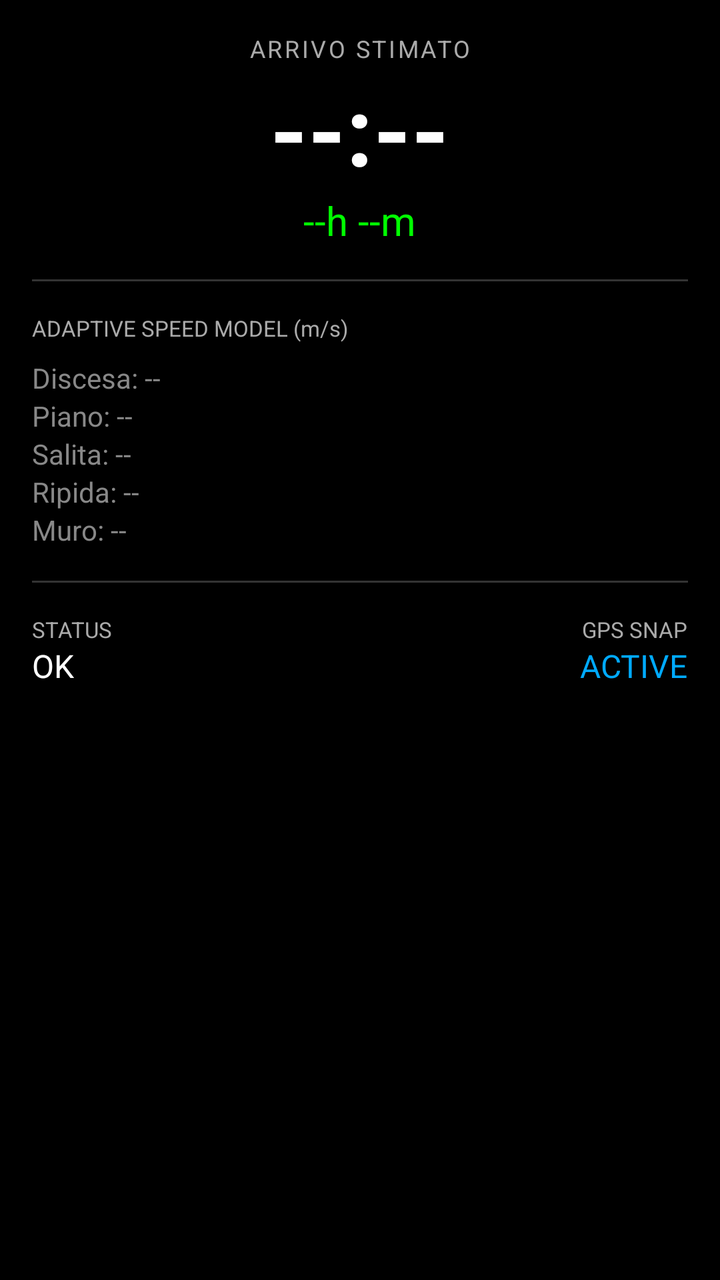
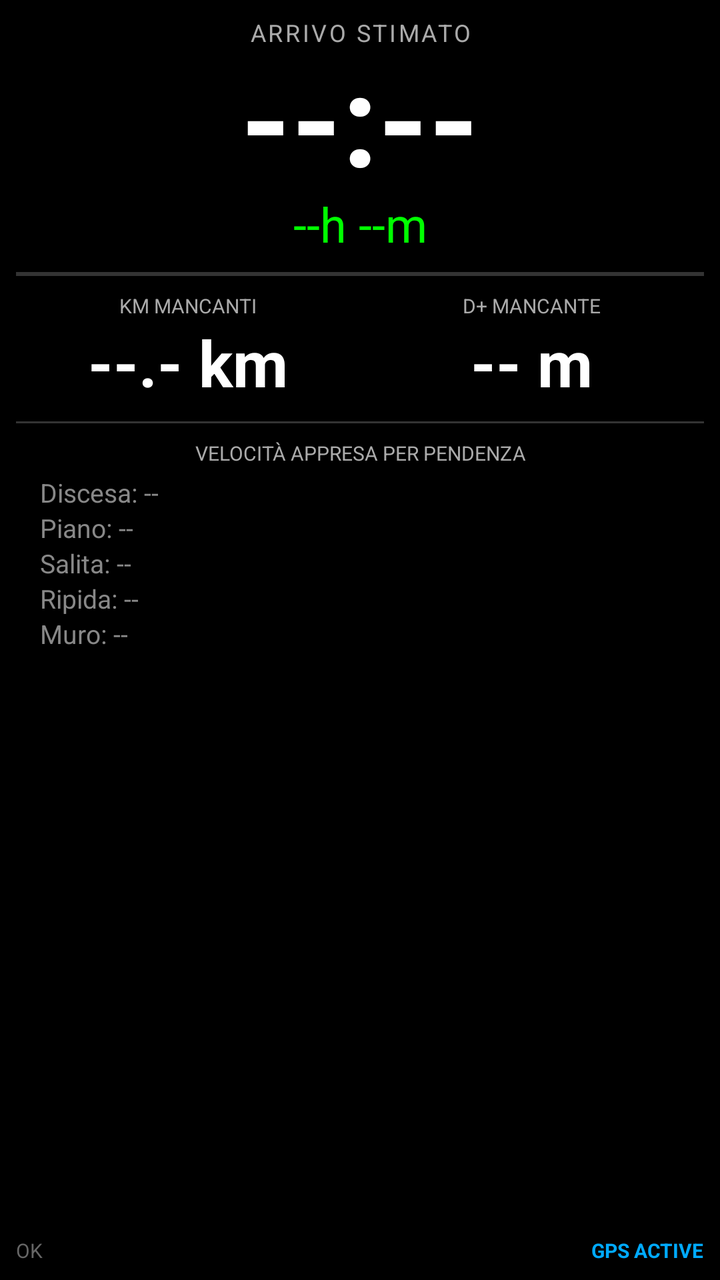

Screens rendered from an Android XML layout before and after an edit, with the pre-edit source and the edit as a unified diff.
<!-- AndroidManifest.xml: application theme Theme.AppCompat.DayNight.NoActionBar -->
<!-- res/layout/view_eta_master.xml -->
<?xml version="1.0" encoding="utf-8"?>
<LinearLayout xmlns:android="http://schemas.android.com/apk/res/android"
    android:layout_width="match_parent"
    android:layout_height="match_parent"
    android:background="#000000"
    android:gravity="center_horizontal"
    android:orientation="vertical"
    android:padding="16dp">

    
    <TextView
        android:layout_width="wrap_content"
        android:layout_height="wrap_content"
        android:text="ARRIVO STIMATO"
        android:textColor="#AAAAAA"
        android:textSize="12sp"
        android:letterSpacing="0.1" />

    <TextView
        android:id="@+id/tv_master_eta"
        android:layout_width="wrap_content"
        android:layout_height="wrap_content"
        android:text="--:--"
        android:textColor="#FFFFFF"
        android:textSize="48sp"
        android:textStyle="bold" />

    <TextView
        android:id="@+id/tv_master_remaining"
        android:layout_width="wrap_content"
        android:layout_height="wrap_content"
        android:text="--h --m"
        android:textColor="#00FF00"
        android:textSize="20sp" />

    
    <TextView
        android:layout_width="match_parent"
        android:layout_height="1dp"
        android:layout_marginTop="16dp"
        android:layout_marginBottom="16dp"
        android:background="#333333" />

    
    <TextView
        android:layout_width="wrap_content"
        android:layout_height="wrap_content"
        android:layout_gravity="start"
        android:text="ADAPTIVE SPEED MODEL (m/s)"
        android:textColor="#AAAAAA"
        android:textSize="11sp"
        android:layout_marginBottom="8dp" />

    <LinearLayout
        android:id="@+id/container_buckets"
        android:layout_width="match_parent"
        android:layout_height="wrap_content"
        android:orientation="vertical">
        <TextView android:id="@+id/tv_b0" android:layout_width="match_parent" android:layout_height="wrap_content" android:text="Discesa: --" android:textColor="#888888" android:textSize="14sp" />
        <TextView android:id="@+id/tv_b1" android:layout_width="match_parent" android:layout_height="wrap_content" android:text="Piano: --" android:textColor="#888888" android:textSize="14sp" />
        <TextView android:id="@+id/tv_b2" android:layout_width="match_parent" android:layout_height="wrap_content" android:text="Salita: --" android:textColor="#888888" android:textSize="14sp" />
        <TextView android:id="@+id/tv_b3" android:layout_width="match_parent" android:layout_height="wrap_content" android:text="Ripida: --" android:textColor="#888888" android:textSize="14sp" />
        <TextView android:id="@+id/tv_b4" android:layout_width="match_parent" android:layout_height="wrap_content" android:text="Muro: --" android:textColor="#888888" android:textSize="14sp" />
    </LinearLayout>

    <TextView
        android:layout_width="match_parent"
        android:layout_height="1dp"
        android:layout_marginTop="16dp"
        android:layout_marginBottom="16dp"
        android:background="#333333" />

    
    <LinearLayout
        android:layout_width="match_parent"
        android:layout_height="wrap_content"
        android:orientation="horizontal"
        android:baselineAligned="false">

        <LinearLayout
            android:layout_width="0dp"
            android:layout_height="wrap_content"
            android:layout_weight="1"
            android:orientation="vertical">
            <TextView android:layout_width="wrap_content" android:layout_height="wrap_content" android:text="STATUS" android:textColor="#AAAAAA" android:textSize="11sp" />
            <TextView android:id="@+id/tv_status_msg" android:layout_width="wrap_content" android:layout_height="wrap_content" android:text="OK" android:textColor="#FFFFFF" android:textSize="16sp" />
        </LinearLayout>

        <LinearLayout
            android:layout_width="0dp"
            android:layout_height="wrap_content"
            android:layout_weight="1"
            android:orientation="vertical"
            android:gravity="end">
            <TextView android:layout_width="wrap_content" android:layout_height="wrap_content" android:text="GPS SNAP" android:textColor="#AAAAAA" android:textSize="11sp" />
            <TextView android:id="@+id/tv_gps_status" android:layout_width="wrap_content" android:layout_height="wrap_content" android:text="ACTIVE" android:textColor="#00AAFF" android:textSize="16sp" />
        </LinearLayout>
    </LinearLayout>

</LinearLayout>
<!-- resources referenced by this layout -->
<resources>

</resources>

<!-- the commit's change to res/layout/view_eta_master.xml (unified diff, before → after) -->
@@ -3,71 +3,45 @@
     android:layout_width="match_parent"
     android:layout_height="match_parent"
     android:background="#000000"
-    android:gravity="center_horizontal"
     android:orientation="vertical"
-    android:padding="16dp">
+    android:padding="8dp">
 
     
     <TextView
-        android:layout_width="wrap_content"
+        android:layout_width="match_parent"
         android:layout_height="wrap_content"
         android:text="ARRIVO STIMATO"
         android:textColor="#AAAAAA"
         android:textSize="12sp"
+        android:gravity="center"
         android:letterSpacing="0.1" />
 
     <TextView
         android:id="@+id/tv_master_eta"
-        android:layout_width="wrap_content"
+        android:layout_width="match_parent"
         android:layout_height="wrap_content"
         android:text="--:--"
         android:textColor="#FFFFFF"
-        android:textSize="48sp"
-        android:textStyle="bold" />
+        android:textSize="64sp"
+        android:textStyle="bold"
+        android:gravity="center"
+        android:includeFontPadding="false" />
 
     <TextView
         android:id="@+id/tv_master_remaining"
-        android:layout_width="wrap_content"
+        android:layout_width="match_parent"
         android:layout_height="wrap_content"
         android:text="--h --m"
         android:textColor="#00FF00"
-        android:textSize="20sp" />
+        android:textSize="24sp"
+        android:gravity="center"
+        android:layout_marginTop="-4dp" />
 
     
-    <TextView
+    <View
         android:layout_width="match_parent"
-        android:layout_height="1dp"
-        android:layout_marginTop="16dp"
-        android:layout_marginBottom="16dp"
-        android:background="#333333" />
-
-    
-    <TextView
-        android:layout_width="wrap_content"
-        android:layout_height="wrap_content"
-        android:layout_gravity="start"
-        android:text="ADAPTIVE SPEED MODEL (m/s)"
-        android:textColor="#AAAAAA"
-        android:textSize="11sp"
-        android:layout_marginBottom="8dp" />
-
-    <LinearLayout
-        android:id="@+id/container_buckets"
-        android:layout_width="match_parent"
-        android:layout_height="wrap_content"
-        android:orientation="vertical">
-        <TextView android:id="@+id/tv_b0" android:layout_width="match_parent" android:layout_height="wrap_content" android:text="Discesa: --" android:textColor="#888888" android:textSize="14sp" />
-        <TextView android:id="@+id/tv_b1" android:layout_width="match_parent" android:layout_height="wrap_content" android:text="Piano: --" android:textColor="#888888" android:textSize="14sp" />
-        <TextView android:id="@+id/tv_b2" android:layout_width="match_parent" android:layout_height="wrap_content" android:text="Salita: --" android:textColor="#888888" android:textSize="14sp" />
-        <TextView android:id="@+id/tv_b3" android:layout_width="match_parent" android:layout_height="wrap_content" android:text="Ripida: --" android:textColor="#888888" android:textSize="14sp" />
-        <TextView android:id="@+id/tv_b4" android:layout_width="match_parent" android:layout_height="wrap_content" android:text="Muro: --" android:textColor="#888888" android:textSize="14sp" />
-    </LinearLayout>
-
-    <TextView
-        android:layout_width="match_parent"
-        android:layout_height="1dp"
-        android:layout_marginTop="16dp"
-        android:layout_marginBottom="16dp"
+        android:layout_height="2dp"
+        android:layout_marginVertical="8dp"
         android:background="#333333" />
 
     
@@ -81,9 +55,10 @@
             android:layout_width="0dp"
             android:layout_height="wrap_content"
             android:layout_weight="1"
-            android:orientation="vertical">
-            <TextView android:layout_width="wrap_content" android:layout_height="wrap_content" android:text="STATUS" android:textColor="#AAAAAA" android:textSize="11sp" />
-            <TextView android:id="@+id/tv_status_msg" android:layout_width="wrap_content" android:layout_height="wrap_content" android:text="OK" android:textColor="#FFFFFF" android:textSize="16sp" />
+            android:orientation="vertical"
+            android:gravity="center">
+            <TextView android:layout_width="wrap_content" android:layout_height="wrap_content" android:text="KM MANCANTI" android:textColor="#AAAAAA" android:textSize="10sp" />
+            <TextView android:id="@+id/tv_master_km" android:layout_width="wrap_content" android:layout_height="wrap_content" android:text="--.- km" android:textColor="#FFFFFF" android:textSize="32sp" android:textStyle="bold" />
         </LinearLayout>
 
         <LinearLayout
@@ -91,10 +66,53 @@
             android:layout_height="wrap_content"
             android:layout_weight="1"
             android:orientation="vertical"
-            android:gravity="end">
-            <TextView android:layout_width="wrap_content" android:layout_height="wrap_content" android:text="GPS SNAP" android:textColor="#AAAAAA" android:textSize="11sp" />
-            <TextView android:id="@+id/tv_gps_status" android:layout_width="wrap_content" android:layout_height="wrap_content" android:text="ACTIVE" android:textColor="#00AAFF" android:textSize="16sp" />
+            android:gravity="center">
+            <TextView android:layout_width="wrap_content" android:layout_height="wrap_content" android:text="D+ MANCANTE" android:textColor="#AAAAAA" android:textSize="10sp" />
+            <TextView android:id="@+id/tv_master_ascent" android:layout_width="wrap_content" android:layout_height="wrap_content" android:text="-- m" android:textColor="#FFFFFF" android:textSize="32sp" android:textStyle="bold" />
         </LinearLayout>
     </LinearLayout>
 
+    <View
+        android:layout_width="match_parent"
+        android:layout_height="1dp"
+        android:layout_marginVertical="8dp"
+        android:background="#333333" />
+
+    
+    <TextView
+        android:layout_width="match_parent"
+        android:layout_height="wrap_content"
+        android:text="VELOCITÀ APPRESA PER PENDENZA"
+        android:textColor="#AAAAAA"
+        android:textSize="10sp"
+        android:gravity="center"
+        android:layout_marginBottom="4dp" />
+
+    <LinearLayout
+        android:layout_width="match_parent"
+        android:layout_height="wrap_content"
+        android:orientation="vertical"
+        android:paddingHorizontal="12dp">
+        <TextView android:id="@+id/tv_b0" android:layout_width="match_parent" android:layout_height="wrap_content" android:text="Discesa: --" android:textColor="#888888" android:textSize="13sp" />
+        <TextView android:id="@+id/tv_b1" android:layout_width="match_parent" android:layout_height="wrap_content" android:text="Piano: --" android:textColor="#888888" android:textSize="13sp" />
+        <TextView android:id="@+id/tv_b2" android:layout_width="match_parent" android:layout_height="wrap_content" android:text="Salita: --" android:textColor="#888888" android:textSize="13sp" />
+        <TextView android:id="@+id/tv_b3" android:layout_width="match_parent" android:layout_height="wrap_content" android:text="Ripida: --" android:textColor="#888888" android:textSize="13sp" />
+        <TextView android:id="@+id/tv_b4" android:layout_width="match_parent" android:layout_height="wrap_content" android:text="Muro: --" android:textColor="#888888" android:textSize="13sp" />
+    </LinearLayout>
+
+    
+    <View
+        android:layout_width="match_parent"
+        android:layout_height="0dp"
+        android:layout_weight="1" />
+
+    <LinearLayout
+        android:layout_width="match_parent"
+        android:layout_height="wrap_content"
+        android:orientation="horizontal"
+        android:gravity="bottom">
+        <TextView android:id="@+id/tv_status_msg" android:layout_width="0dp" android:layout_weight="1" android:layout_height="wrap_content" android:text="OK" android:textColor="#666666" android:textSize="10sp" />
+        <TextView android:id="@+id/tv_gps_status" android:layout_width="wrap_content" android:layout_height="wrap_content" android:text="GPS ACTIVE" android:textColor="#00AAFF" android:textSize="10sp" android:textStyle="bold" />
+    </LinearLayout>
+
 </LinearLayout>
